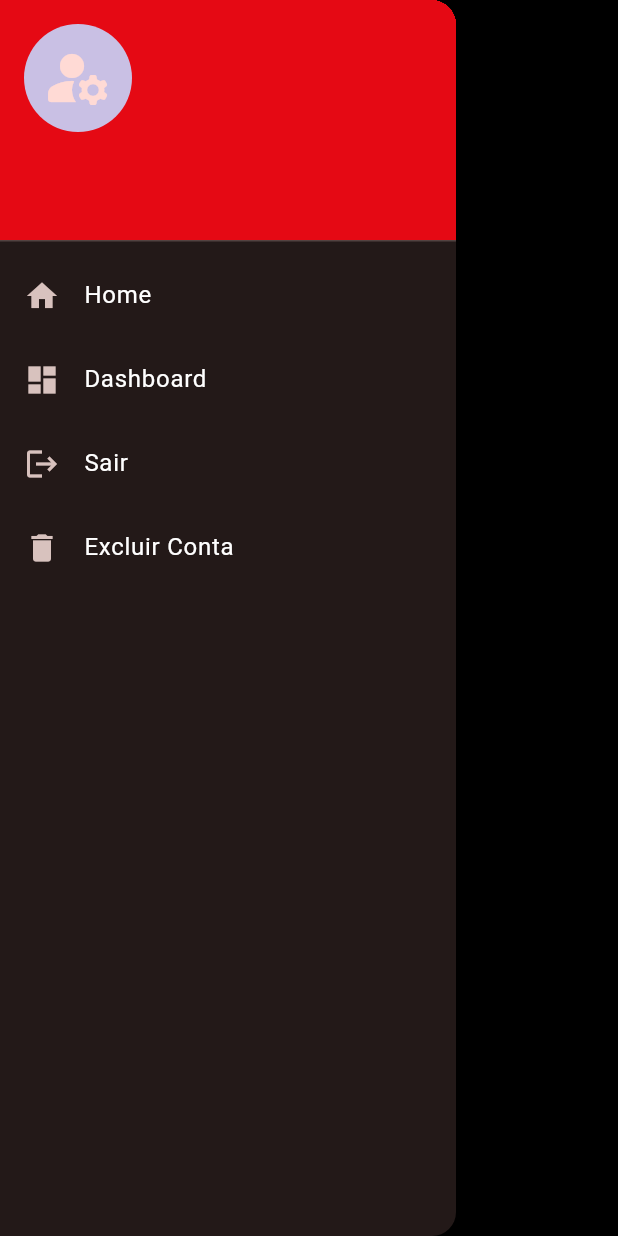
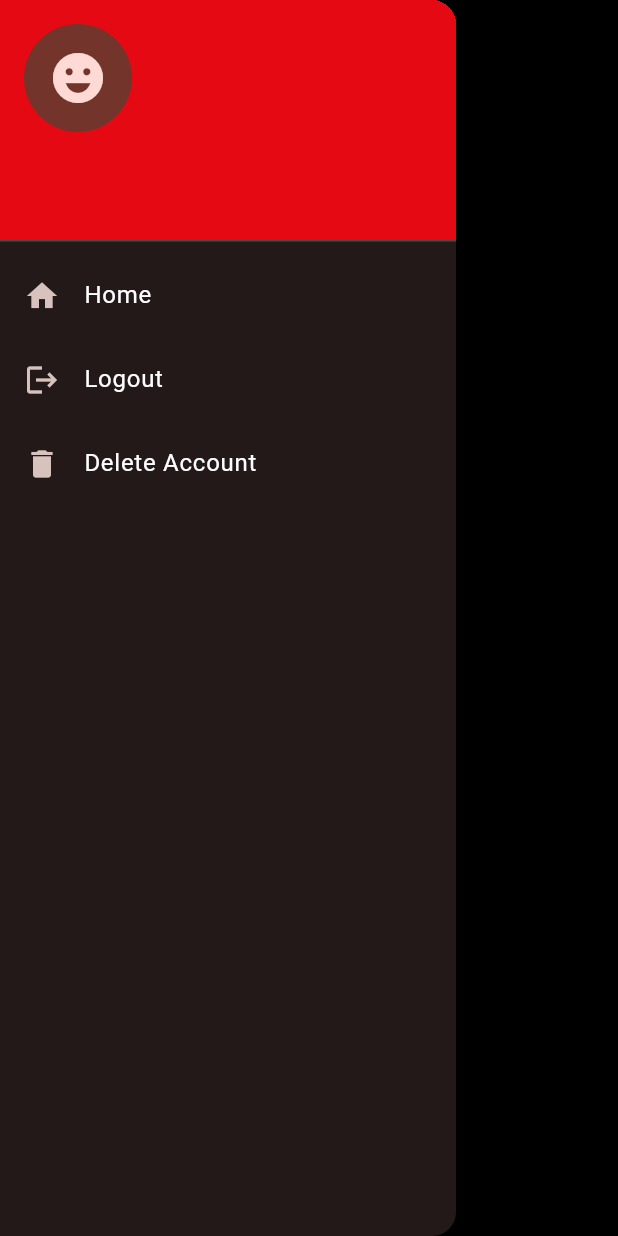
Before and after one commit to jhonnylucius/net_drinks, a Flutter app: the Menu widget shown alone on an empty page, opened directly with empty values, on a phone screen of 412 x 824 dp. Run offline on Flutter 3.47's test engine with Material 3 defaults, Android fonts, the phone set to English and light mode, and no system bars; our stand-ins replace cloud_firestore, dio, firebase_auth, firebase_core, flutter_i18n, flutter_signin_button and 9 more; missing offline and left inert: translator; accounts and stored records are empty; network calls fail.

Commit message:
adiciona suporte à internacionalização no menu e ajusta a lógica de busca de cocktails

```diff
--- a/app_netdrinks/lib/components/menu.dart
+++ b/app_netdrinks/lib/components/menu.dart
@@ -1,12 +1,10 @@
-import 'package:app_netdrinks/screens/dashboard_screen.dart';
-import 'package:app_netdrinks/screens/home_screen.dart';
 import 'package:app_netdrinks/services/auth_services.dart';
 import 'package:firebase_auth/firebase_auth.dart';
 import 'package:flutter/material.dart';
+import 'package:flutter_i18n/flutter_i18n.dart';
 
 class Menu extends StatelessWidget {
   final User user;
-  final String senha = 'Sua Senha'; // Replace with actual password logic
 
   const Menu({super.key, required this.user});
 
@@ -16,18 +14,18 @@ class Menu extends StatelessWidget {
     showDialog(
       context: context,
       builder: (context) => AlertDialog(
-        title: Text('Confirmar Exclusão'),
+        title: Text(FlutterI18n.translate(context, 'menu.confirm_delete')),
         content: TextField(
           controller: senhaController,
           obscureText: true,
           decoration: InputDecoration(
-            labelText: 'Digite sua senha para confirmar',
+            labelText: FlutterI18n.translate(context, 'menu.enter_password'),
           ),
         ),
         actions: [
           TextButton(
             onPressed: () => Navigator.pop(context),
-            child: Text('Cancelar'),
+            child: Text(FlutterI18n.translate(context, 'menu.cancel')),
           ),
           TextButton(
             onPressed: () async {
@@ -44,7 +42,7 @@ class Menu extends StatelessWidget {
                 Navigator.of(context).pushReplacementNamed('/login');
               }
             },
-            child: Text('Excluir'),
+            child: Text(FlutterI18n.translate(context, 'menu.delete')),
           ),
         ],
       ),
@@ -55,63 +53,38 @@ class Menu extends StatelessWidget {
   Widget build(BuildContext context) {
     return Drawer(
       child: ListView(
+        padding: EdgeInsets.zero,
         children: [
           UserAccountsDrawerHeader(
-            accountEmail: Text(user.email!),
+            accountName: Text(user.displayName ?? 'Usuário'),
+            accountEmail: Text(user.email ?? ''),
             currentAccountPicture: CircleAvatar(
-              backgroundColor: const Color.fromARGB(255, 201, 192, 228),
-              child: user.photoURL != null
-                  ? ClipOval(
-                      child: Image.network(
-                        user.photoURL!,
-                        width: 90,
-                        height: 90,
-                        fit: BoxFit.cover,
-                      ),
-                    )
-                  : const Icon(
-                      Icons.manage_accounts_rounded,
-                      size: 48,
-                    ),
+              backgroundImage:
+                  user.photoURL != null ? NetworkImage(user.photoURL!) : null,
+              child: user.photoURL == null
+                  ? Icon(Icons.emoji_emotions_sharp,
+                      size: 40) // Added icon when no photoURL
+                  : null,
             ),
-            accountName:
-                Text(user.displayName != null ? user.displayName! : ''),
           ),
           ListTile(
             leading: Icon(Icons.home),
-            title: const Text('Home'),
+            title: Text(FlutterI18n.translate(context, 'menu.home')),
             onTap: () {
-              Navigator.push(
-                context,
-                MaterialPageRoute(
-                  builder: (context) => HomeScreen(user: user),
-                ),
-              );
-            },
-          ),
-          ListTile(
-            leading: Icon(Icons.dashboard),
-            title: const Text('Dashboard'),
-            onTap: () {
-              Navigator.push(
-                context,
-                MaterialPageRoute(
-                  builder: (context) => CocktailDetailScreen(user: user),
-                ),
-              );
+              Navigator.pushNamed(context, '/home');
             },
           ),
           ListTile(
             leading: Icon(Icons.logout),
-            title: const Text('Sair'),
+            title: Text(FlutterI18n.translate(context, 'menu.logout')),
             onTap: () async {
-              await AuthService().deslogar();
+              await FirebaseAuth.instance.signOut();
               Navigator.pushNamedAndRemoveUntil(context, '/', (route) => false);
             },
           ),
           ListTile(
             leading: Icon(Icons.delete),
-            title: const Text('Excluir Conta'),
+            title: Text(FlutterI18n.translate(context, 'menu.delete_account')),
             onTap: () => _confirmarExclusao(context),
           ),
         ],
--- a/app_netdrinks/lib/models/cocktail.dart
+++ b/app_netdrinks/lib/models/cocktail.dart
@@ -25,6 +25,7 @@ class Cocktail {
     this.strDrinkThumb,
     required this.ingredients,
     required this.measures,
+    required String name,
   });
 
   factory Cocktail.fromJson(Map<String, dynamic> json) {
@@ -54,6 +55,7 @@ class Cocktail {
       strDrinkThumb: json['strDrinkThumb'],
       ingredients: ingredients,
       measures: measures,
+      name: json['strDrink'],
     );
   }
 
@@ -106,6 +108,7 @@ class Cocktail {
       strDrinkThumb: strDrinkThumb ?? this.strDrinkThumb,
       ingredients: ingredients ?? this.ingredients,
       measures: measures ?? this.measures,
+      name: '',
     );
   }
 
```
Also changed, not shown: app_netdrinks/lib/controller/cocktail_list_controller.dart (+4 -3 lines).
